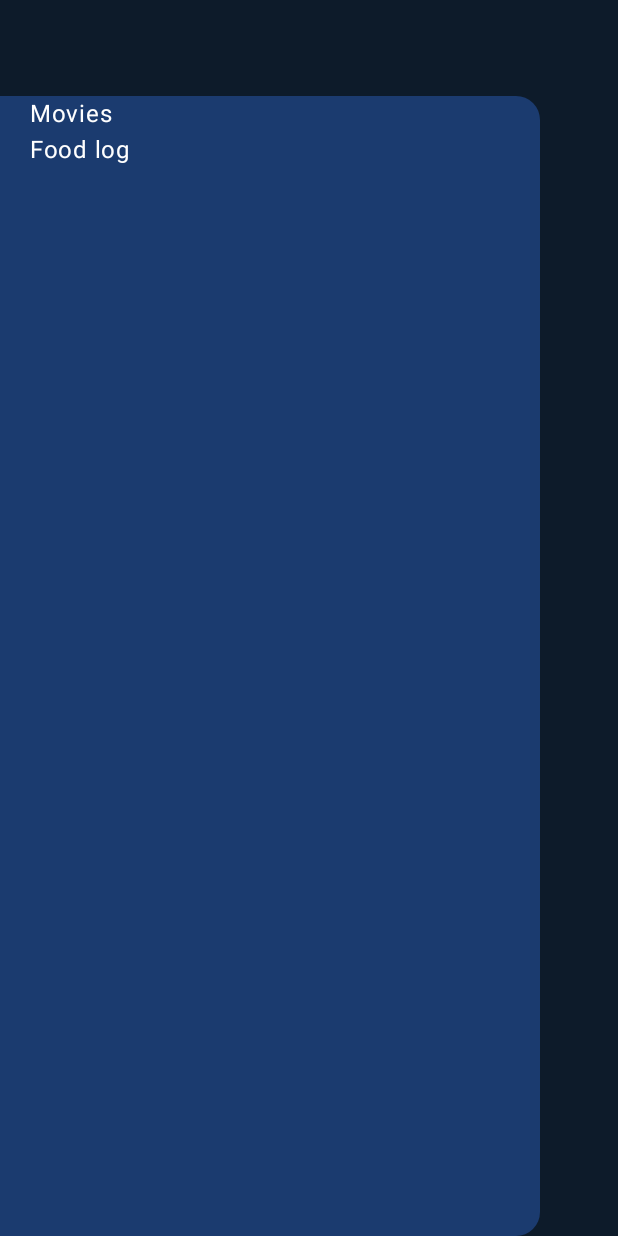
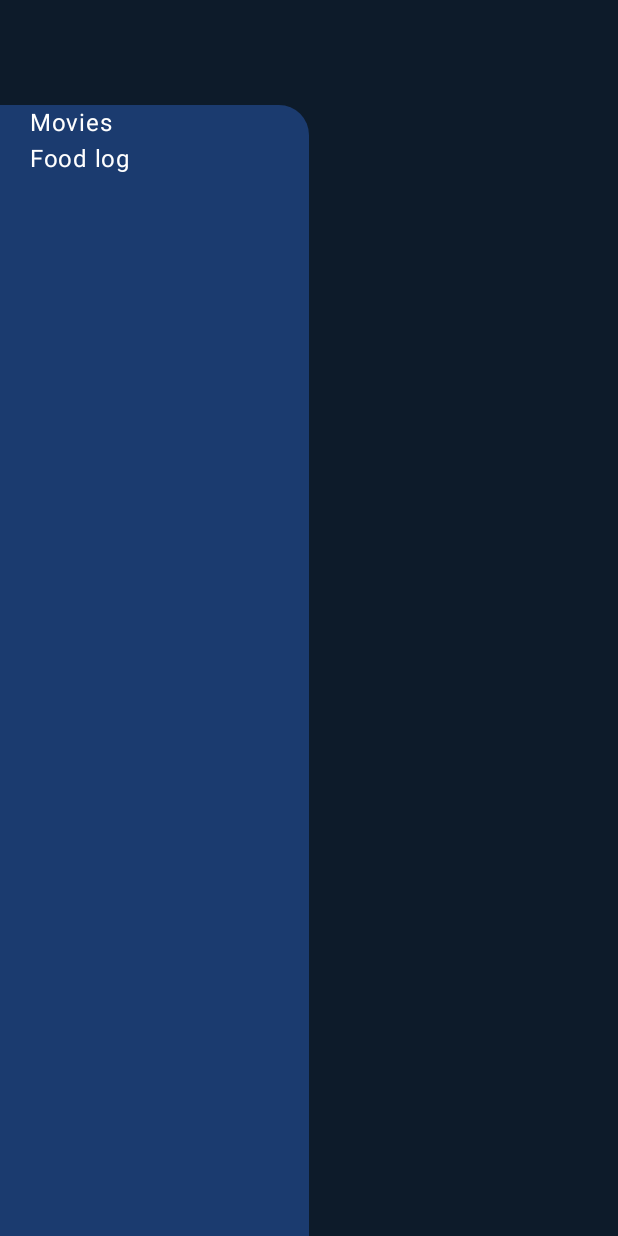
Before and after one commit to vijay-kartik/MySpace, an Android app built with Jetpack Compose: the composable DrawerContent shown on its own in the app's theme, on a phone screen of 412 x 824 dp. Run offline under Robolectric (Android 15) with nearby library versions, the phone set to English and light mode, and no system bars; 4 statements that could not run were skipped.

Commit message:
Add expense table entity and dao classes, improve drawer margins, add toast when sign in not possible

```diff
--- a/app/src/main/java/com/vkartik/myspace/ui/presentation/home/components/HomeDrawer.kt
+++ b/app/src/main/java/com/vkartik/myspace/ui/presentation/home/components/HomeDrawer.kt
@@ -2,24 +2,27 @@ package com.vkartik.myspace.ui.presentation.home.components
 
 import androidx.compose.foundation.background
 import androidx.compose.foundation.layout.Column
-import androidx.compose.foundation.layout.fillMaxSize
+import androidx.compose.foundation.layout.fillMaxHeight
 import androidx.compose.foundation.layout.padding
+import androidx.compose.foundation.layout.widthIn
+import androidx.compose.foundation.shape.RoundedCornerShape
 import androidx.compose.material3.MaterialTheme
 import androidx.compose.material3.ModalDrawerSheet
 import androidx.compose.material3.Text
 import androidx.compose.runtime.Composable
 import androidx.compose.ui.Modifier
 import androidx.compose.ui.graphics.Color
+import androidx.compose.ui.platform.LocalConfiguration
 import androidx.compose.ui.unit.dp
 
 @Composable
 fun DrawerContent() {
     ModalDrawerSheet(
-        modifier = Modifier.padding(top = 64.dp),
+        modifier = Modifier.padding(top = 70.dp),
         drawerContainerColor = Color.Transparent
     ) {
-        Column(modifier = Modifier.fillMaxSize()
-            .background(MaterialTheme.colorScheme.primaryContainer)
+        Column(modifier = Modifier.widthIn((LocalConfiguration.current.screenWidthDp / 2).dp).fillMaxHeight()
+            .background(MaterialTheme.colorScheme.primaryContainer, shape = RoundedCornerShape(topEnd = 20.dp))
             .padding(start = 20.dp)) {
             Text(text = "Movies")
             Text(text = "Food log")
```
Also changed, not shown: app/src/main/java/com/vkartik/myspace/ui/presentation/sign_in/SignInScreen.kt (+8 -5 lines), core/src/main/java/com/example/core/data/dao/ExpenseDao.kt (added, +13 -0 lines), core/src/main/java/com/example/core/data/entity/ExpenseEntity.kt (added, +18 -0 lines).
